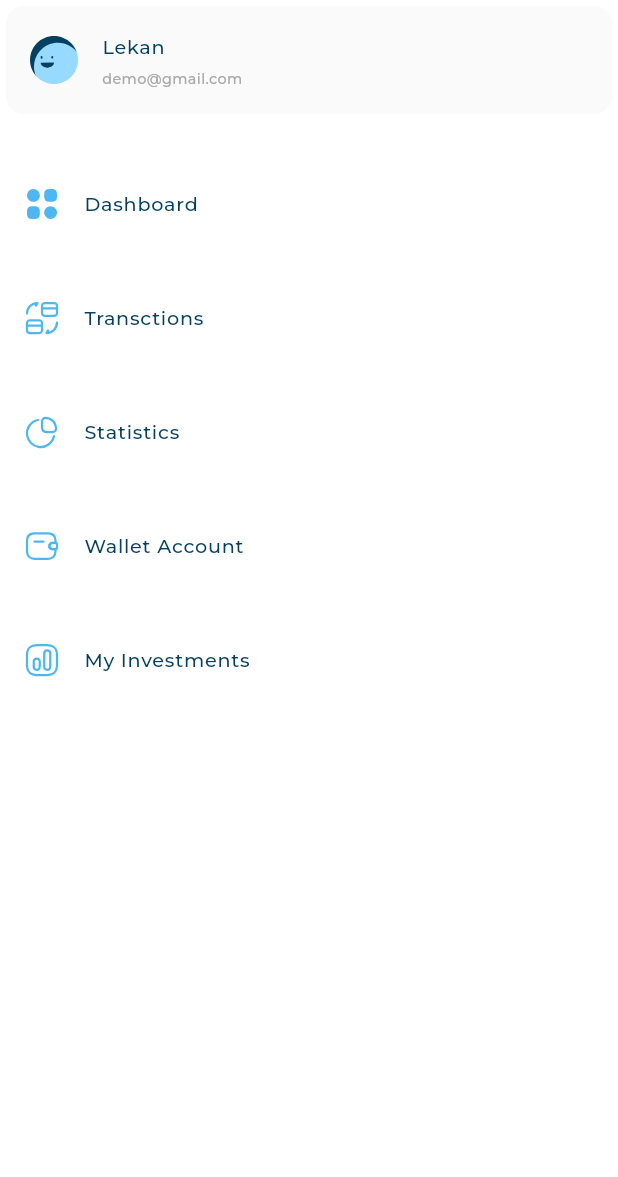
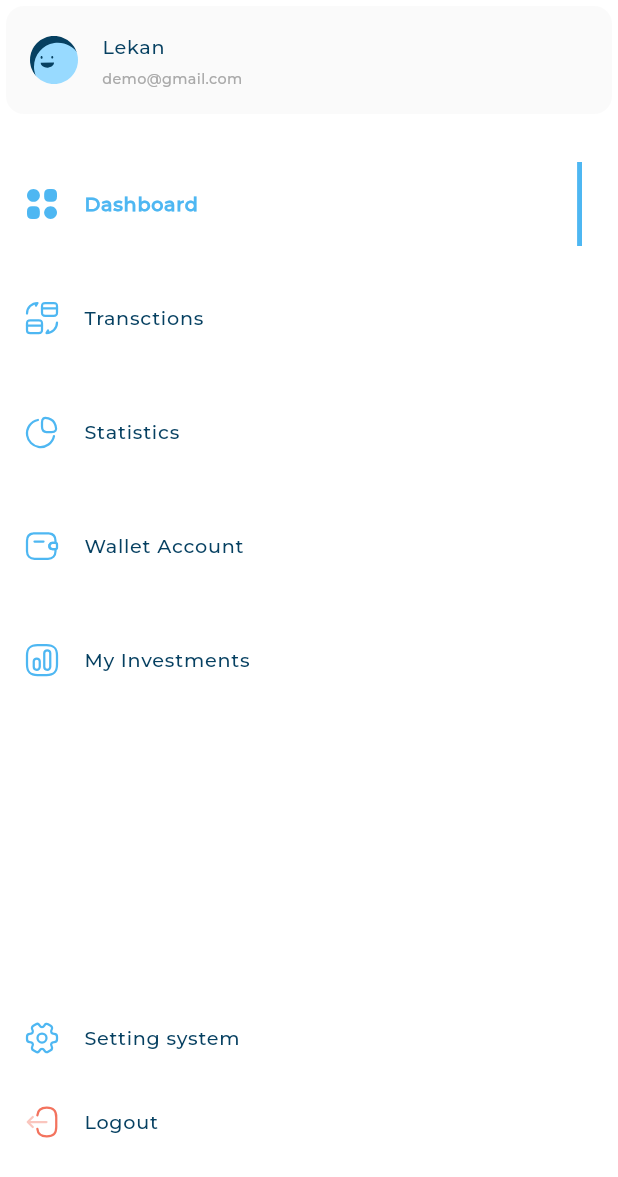
Before and after one commit to AhmedShokry36/responsive_dashboard, a Flutter app: the CustomDrawer widget shown alone on an empty page, opened directly, on a phone screen of 412 x 824 dp. Shown: the top 1177 px of the screen. Run offline on Flutter 3.47's test engine with Material 3 defaults, Android fonts, the phone set to English and light mode, and no system bars; our stand-ins replace flutter_svg; project files that could hold a hidden picture were left out.

Commit message:
Refactor drawer items with active/inactive states
Introduced ActiveDrowerItem and InActiveDrowerItem widgets to visually distinguish active and inactive drawer items. Moved the drawer items list to a new DrowerItemsListView stateful widget to manage active selection. Updated CustomDrawer to use the new list view and refactored DrowerItem to delegate rendering based on active state.

```diff
--- /dev/null
+++ b/lib/Widgets/active_and_inactive.dart
@@ -0,0 +1,39 @@
+import 'package:dashboard/models/drower_item_model.dart';
+import 'package:dashboard/utils/app_styles.dart';
+import 'package:flutter/material.dart';
+import 'package:flutter_svg/svg.dart';
+
+class InActiveDrowerItem extends StatelessWidget {
+  const InActiveDrowerItem({super.key, required this.drowerItemModel});
+
+  final DrowerItemModel drowerItemModel;
+
+  @override
+  Widget build(BuildContext context) {
+    return ListTile(
+      leading: SvgPicture.asset(drowerItemModel.image),
+      title: Text(
+        drowerItemModel.title,
+        style: AppStyles.styleMedium16(context),
+      ),
+    );
+  }
+}
+
+class ActiveDrowerItem extends StatelessWidget {
+  const ActiveDrowerItem({super.key, required this.drowerItemModel});
+
+  final DrowerItemModel drowerItemModel;
+
+  @override
+  Widget build(BuildContext context) {
+    return ListTile(
+      leading: SvgPicture.asset(drowerItemModel.image),
+      title: Text(drowerItemModel.title, style: AppStyles.styleBold16(context)),
+      trailing: Container(
+        width: 3.27,
+        decoration: BoxDecoration(color: Color(0xff4eb7f2)),
+      ),
+    );
+  }
+}
--- a/lib/Widgets/custom_drawer.dart
+++ b/lib/Widgets/custom_drawer.dart
@@ -1,19 +1,14 @@
-import 'package:dashboard/Widgets/drower_item.dart';
+import 'package:dashboard/Widgets/active_and_inactive.dart';
 import 'package:dashboard/Widgets/user_info_listtile.dart';
 import 'package:dashboard/models/drower_item_model.dart';
 import 'package:dashboard/utils/app_images.dart';
 import 'package:flutter/material.dart';
 
+import 'drower_items_list_view.dart';
+
 class CustomDrawer extends StatelessWidget {
   const CustomDrawer({super.key});
 
-  static const List<DrowerItemModel> items = [
-    DrowerItemModel(image: Assets.imagesDashboard, title: "Dashboard"),
-    DrowerItemModel(image: Assets.imagesMyTransctions, title: "Transctions"),
-    DrowerItemModel(image: Assets.imagesStatistics, title: "Statistics"),
-    DrowerItemModel(image: Assets.imagesWalletAccount, title: "Wallet Account"),
-    DrowerItemModel(image: Assets.imagesMyInvestments, title: "My Investments"),
-  ];
   @override
   Widget build(BuildContext context) {
     return Container(
@@ -26,17 +21,21 @@ class CustomDrawer extends StatelessWidget {
             subtitle: "demo@gmail.com",
           ),
           SizedBox(height: 8),
-          ListView.builder(
-            shrinkWrap: true,
-            physics: NeverScrollableScrollPhysics(),
-            itemCount: items.length,
-            itemBuilder: (context, index) {
-              return Padding(
-                padding: const EdgeInsets.only(top: 20),
-                child: DrowerItem(drowerItemModel: items[index]),
-              );
-            },
+          DrowerItemsListView(),
+          Expanded(child: SizedBox()),
+          InActiveDrowerItem(
+            drowerItemModel: DrowerItemModel(
+              image: Assets.imagesSettings,
+              title: "Setting system ",
+            ),
           ),
+          InActiveDrowerItem(
+            drowerItemModel: DrowerItemModel(
+              image: Assets.imagesLogout,
+              title: "Logout",
+            ),
+          ),
+          SizedBox(height: 48),
         ],
       ),
     );
--- a/lib/Widgets/drower_item.dart
+++ b/lib/Widgets/drower_item.dart
@@ -1,20 +1,20 @@
+import 'package:dashboard/Widgets/active_and_inactive.dart';
 import 'package:dashboard/models/drower_item_model.dart';
-import 'package:dashboard/utils/app_styles.dart';
 import 'package:flutter/material.dart';
-import 'package:flutter_svg/flutter_svg.dart';
 
 class DrowerItem extends StatelessWidget {
-  const DrowerItem({super.key, required this.drowerItemModel});
+  const DrowerItem({
+    super.key,
+    required this.drowerItemModel,
+    required this.isActive,
+  });
 
   final DrowerItemModel drowerItemModel;
+  final bool isActive;
   @override
   Widget build(BuildContext context) {
-    return ListTile(
-      leading: SvgPicture.asset(drowerItemModel.image),
-      title: Text(
-        drowerItemModel.title,
-        style: AppStyles.styleMedium16(context),
-      ),
-    );
+    return isActive
+        ? ActiveDrowerItem(drowerItemModel: drowerItemModel)
+        : InActiveDrowerItem(drowerItemModel: drowerItemModel);
   }
 }
--- /dev/null
+++ b/lib/Widgets/drower_items_list_view.dart
@@ -0,0 +1,50 @@
+import 'package:dashboard/Widgets/drower_item.dart';
+import 'package:dashboard/models/drower_item_model.dart' show DrowerItemModel;
+import 'package:dashboard/utils/app_images.dart';
+import 'package:flutter/material.dart';
+
+class DrowerItemsListView extends StatefulWidget {
+  const DrowerItemsListView({super.key});
+
+  @override
+  State<DrowerItemsListView> createState() => _DrowerItemsListViewState();
+}
+
+class _DrowerItemsListViewState extends State<DrowerItemsListView> {
+  int activeIndex = 0;
+  final List<DrowerItemModel> items = [
+    DrowerItemModel(image: Assets.imagesDashboard, title: "Dashboard"),
+    DrowerItemModel(image: Assets.imagesMyTransctions, title: "Transctions"),
+    DrowerItemModel(image: Assets.imagesStatistics, title: "Statistics"),
+    DrowerItemModel(image: Assets.imagesWalletAccount, title: "Wallet Account"),
+    DrowerItemModel(image: Assets.imagesMyInvestments, title: "My Investments"),
+  ];
+
+  @override
+  Widget build(BuildContext context) {
+    return ListView.builder(
+      shrinkWrap: true,
+      physics: NeverScrollableScrollPhysics(),
+      itemCount: items.length,
+      itemBuilder: (context, index) {
+        return GestureDetector(
+          onTap: () {
+            if (activeIndex != index) {
+              setState(() {
+                activeIndex = index;
+                //     print(activeIndex);
+              });
+            }
+          },
+          child: Padding(
+            padding: const EdgeInsets.only(top: 20),
+            child: DrowerItem(
+              drowerItemModel: items[index],
+              isActive: activeIndex == index,
+            ),
+          ),
+        );
+      },
+    );
+  }
+}
```
